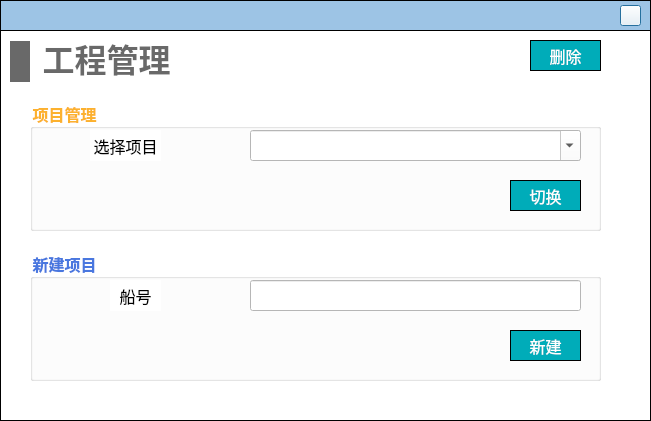
This is NoiseCalSoft/inputDialog/dialog_prj_manager.ui in haobana/NoiCal as Qt 5 draws it before an edit. The edited form follows.
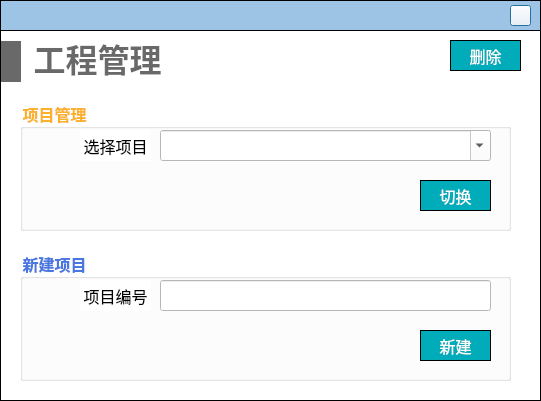
This is the edited form. Icons and pictures are not drawn.

Commit message: 添加了prjManager类

Patch:
```diff
--- a/NoiseCalSoft/inputDialog/dialog_prj_manager.ui
+++ b/NoiseCalSoft/inputDialog/dialog_prj_manager.ui
@@ -6,8 +6,8 @@
    <rect>
     <x>0</x>
     <y>0</y>
-    <width>651</width>
-    <height>421</height>
+    <width>541</width>
+    <height>401</height>
    </rect>
   </property>
   <property name="windowTitle">
@@ -21,7 +21,7 @@
     <rect>
      <x>0</x>
      <y>0</y>
-     <width>651</width>
+     <width>541</width>
      <height>31</height>
     </rect>
    </property>
@@ -36,7 +36,7 @@
    <widget class="QPushButton" name="close">
     <property name="geometry">
      <rect>
-      <x>620</x>
+      <x>510</x>
       <y>5</y>
       <width>21</width>
       <height>21</height>
@@ -55,8 +55,8 @@
     <rect>
      <x>0</x>
      <y>30</y>
-     <width>651</width>
-     <height>391</height>
+     <width>541</width>
+     <height>371</height>
     </rect>
    </property>
    <property name="styleSheet">
@@ -69,7 +69,7 @@
    <widget class="QWidget" name="layoutWidget">
     <property name="geometry">
      <rect>
-      <x>10</x>
+      <x>1</x>
       <y>10</y>
       <width>169</width>
       <height>43</height>
@@ -141,9 +141,9 @@
    <widget class="QGroupBox" name="groupBox_create_prj">
     <property name="geometry">
      <rect>
-      <x>30</x>
+      <x>20</x>
       <y>220</y>
-      <width>571</width>
+      <width>491</width>
       <height>131</height>
      </rect>
     </property>
@@ -178,9 +178,9 @@
     <widget class="QLabel" name="label_4">
      <property name="geometry">
       <rect>
-       <x>80</x>
+       <x>60</x>
        <y>30</y>
-       <width>51</width>
+       <width>71</width>
        <height>31</height>
       </rect>
      </property>
@@ -191,7 +191,7 @@
       </font>
      </property>
      <property name="text">
-      <string>船号</string>
+      <string>项目编号</string>
      </property>
      <property name="alignment">
       <set>Qt::AlignCenter</set>
@@ -200,7 +200,7 @@
     <widget class="QLineEdit" name="lineEdit_prj_num">
      <property name="geometry">
       <rect>
-       <x>220</x>
+       <x>140</x>
        <y>30</y>
        <width>331</width>
        <height>31</height>
@@ -215,7 +215,7 @@
     <widget class="QPushButton" name="pushButton_create_prj">
      <property name="geometry">
       <rect>
-       <x>480</x>
+       <x>400</x>
        <y>80</y>
        <width>71</width>
        <height>31</height>
@@ -251,9 +251,9 @@
    <widget class="QGroupBox" name="groupBox_prj_manage">
     <property name="geometry">
      <rect>
-      <x>30</x>
+      <x>20</x>
       <y>70</y>
-      <width>571</width>
+      <width>491</width>
       <height>131</height>
      </rect>
     </property>
@@ -309,7 +309,7 @@
     <widget class="QComboBox" name="comboBox">
      <property name="geometry">
       <rect>
-       <x>220</x>
+       <x>140</x>
        <y>30</y>
        <width>331</width>
        <height>31</height>
@@ -327,7 +327,7 @@
     <widget class="QPushButton" name="pushButton_5">
      <property name="geometry">
       <rect>
-       <x>480</x>
+       <x>400</x>
        <y>80</y>
        <width>71</width>
        <height>31</height>
@@ -363,7 +363,7 @@
    <widget class="QPushButton" name="pushButton_6">
     <property name="geometry">
      <rect>
-      <x>530</x>
+      <x>450</x>
       <y>10</y>
       <width>71</width>
       <height>31</height>
```
Left out of the diff: 4 changed lines with no effect on the pictures. The commit also changes 7 other files.
